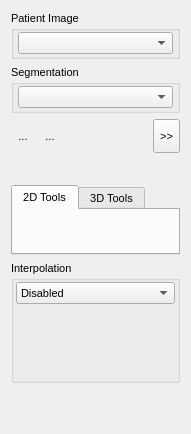
MITK/MITK, file Plugins/org.mitk.gui.qt.multilabelsegmentation/src/internal/QmitkMultiLabelSegmentationControls.ui: the form before one commit.
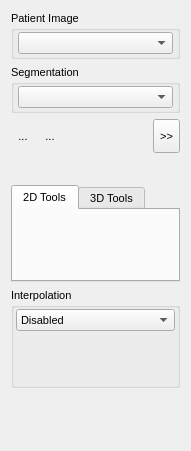
The form after the commit. The open tabs and pages were chosen to show the change. Icons and pictures are not drawn. Custom widgets are drawn as their Qt base class.

Commit message: Fixed layout of InterpolationWidgets

```diff
--- a/Plugins/org.mitk.gui.qt.multilabelsegmentation/src/internal/QmitkMultiLabelSegmentationControls.ui
+++ b/Plugins/org.mitk.gui.qt.multilabelsegmentation/src/internal/QmitkMultiLabelSegmentationControls.ui
@@ -7,11 +7,11 @@
     <x>0</x>
     <y>0</y>
     <width>191</width>
-    <height>434</height>
+    <height>451</height>
    </rect>
   </property>
   <property name="sizePolicy">
-   <sizepolicy hsizetype="Minimum" vsizetype="MinimumExpanding">
+   <sizepolicy hsizetype="Minimum" vsizetype="Minimum">
     <horstretch>0</horstretch>
     <verstretch>0</verstretch>
    </sizepolicy>
@@ -365,7 +365,7 @@
    <item>
     <widget class="QGroupBox" name="groupBox_2">
      <property name="sizePolicy">
-      <sizepolicy hsizetype="Preferred" vsizetype="Maximum">
+      <sizepolicy hsizetype="Preferred" vsizetype="Fixed">
        <horstretch>0</horstretch>
        <verstretch>0</verstretch>
       </sizepolicy>
@@ -377,11 +377,20 @@
       <property name="spacing">
        <number>2</number>
       </property>
+      <property name="sizeConstraint">
+       <enum>QLayout::SetMinimumSize</enum>
+      </property>
       <property name="margin">
        <number>2</number>
       </property>
       <item>
        <widget class="QComboBox" name="m_cbInterpolation">
+        <property name="sizePolicy">
+         <sizepolicy hsizetype="Preferred" vsizetype="Minimum">
+          <horstretch>0</horstretch>
+          <verstretch>0</verstretch>
+         </sizepolicy>
+        </property>
         <item>
          <property name="text">
           <string>Disabled</string>
@@ -402,7 +411,7 @@
       <item>
        <widget class="QStackedWidget" name="m_swInterpolation">
         <property name="sizePolicy">
-         <sizepolicy hsizetype="Preferred" vsizetype="Maximum">
+         <sizepolicy hsizetype="Preferred" vsizetype="Minimum">
           <horstretch>0</horstretch>
           <verstretch>0</verstretch>
          </sizepolicy>
@@ -412,16 +421,22 @@
         </property>
         <widget class="QWidget" name="page_2">
          <property name="sizePolicy">
-          <sizepolicy hsizetype="Preferred" vsizetype="MinimumExpanding">
+          <sizepolicy hsizetype="Preferred" vsizetype="Minimum">
            <horstretch>0</horstretch>
            <verstretch>0</verstretch>
           </sizepolicy>
          </property>
          <layout class="QVBoxLayout" name="verticalLayout_6">
+          <property name="sizeConstraint">
+           <enum>QLayout::SetMinimumSize</enum>
+          </property>
+          <property name="margin">
+           <number>0</number>
+          </property>
           <item>
            <widget class="QmitkSliceBasedInterpolatorWidget" name="m_SliceBasedInterpolatorWidget" native="true">
             <property name="sizePolicy">
-             <sizepolicy hsizetype="Preferred" vsizetype="MinimumExpanding">
+             <sizepolicy hsizetype="Preferred" vsizetype="Minimum">
               <horstretch>0</horstretch>
               <verstretch>0</verstretch>
              </sizepolicy>
@@ -444,16 +459,22 @@
         </widget>
         <widget class="QWidget" name="page_3">
          <property name="sizePolicy">
-          <sizepolicy hsizetype="Preferred" vsizetype="MinimumExpanding">
+          <sizepolicy hsizetype="Preferred" vsizetype="Minimum">
            <horstretch>0</horstretch>
            <verstretch>0</verstretch>
           </sizepolicy>
          </property>
          <layout class="QVBoxLayout" name="verticalLayout_3">
+          <property name="sizeConstraint">
+           <enum>QLayout::SetMinimumSize</enum>
+          </property>
+          <property name="margin">
+           <number>0</number>
+          </property>
           <item>
            <widget class="QmitkSurfaceBasedInterpolatorWidget" name="m_SurfaceBasedInterpolatorWidget" native="true">
             <property name="sizePolicy">
-             <sizepolicy hsizetype="Preferred" vsizetype="MinimumExpanding">
+             <sizepolicy hsizetype="Preferred" vsizetype="Minimum">
               <horstretch>0</horstretch>
               <verstretch>0</verstretch>
              </sizepolicy>
@@ -474,7 +495,14 @@
           </item>
          </layout>
         </widget>
-        <widget class="QWidget" name="page"/>
+        <widget class="QWidget" name="page">
+         <property name="sizePolicy">
+          <sizepolicy hsizetype="Preferred" vsizetype="Minimum">
+           <horstretch>0</horstretch>
+           <verstretch>0</verstretch>
+          </sizepolicy>
+         </property>
+        </widget>
        </widget>
       </item>
      </layout>
```
The commit also changes 3 other files.
